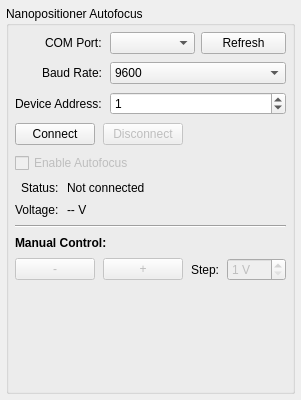
First picture: the form in resources/ui/NanopositionerTab.ui, repository KPT1020/mib-studio-qt, before the edit.
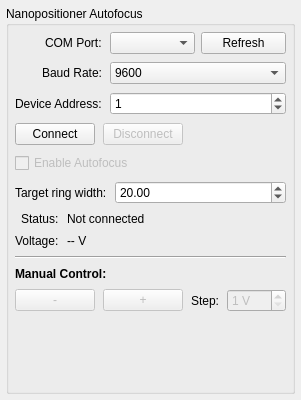
Second picture: the form after the edit.

Commit message:
feat: update autofocus metrics to use median ring width
- Changed the calculation of ring width in the UI and backend from mean to median, aligning it with the value used by autofocus control.
- Added a new UI element for setting the target ring width in the NanopositionerTab.
- Updated relevant methods and comments to reflect the change from average to median ring ratio.
- Ensured persistence of the target ring width configuration across application sessions.

Patch:
```diff
--- a/resources/ui/NanopositionerTab.ui
+++ b/resources/ui/NanopositionerTab.ui
@@ -182,6 +182,42 @@
         </property>
        </widget>
       </item>
+      <item>
+       <layout class="QFormLayout" name="targetRingWidthFormLayout">
+        <property name="labelAlignment">
+         <set>Qt::AlignRight|Qt::AlignTrailing|Qt::AlignVCenter</set>
+        </property>
+        <item row="0" column="0">
+         <widget class="QLabel" name="targetRingWidthLabel">
+          <property name="text">
+           <string>Target ring width:</string>
+          </property>
+          <property name="toolTip">
+           <string>Ring width setpoint for autofocus (median ring ratio target)</string>
+          </property>
+         </widget>
+        </item>
+        <item row="0" column="1">
+         <widget class="QDoubleSpinBox" name="targetRingWidthSpinBox">
+          <property name="decimals">
+           <number>2</number>
+          </property>
+          <property name="maximum">
+           <double>100.000000000000000</double>
+          </property>
+          <property name="minimum">
+           <double>1.000000000000000</double>
+          </property>
+          <property name="value">
+           <double>20.000000000000000</double>
+          </property>
+          <property name="toolTip">
+           <string>Ring width setpoint for autofocus (median ring ratio target)</string>
+          </property>
+         </widget>
+        </item>
+       </layout>
+      </item>
       <item>
        <layout class="QFormLayout" name="statusFormLayout">
         <property name="labelAlignment">
```
The commit also changes 8 other files.
